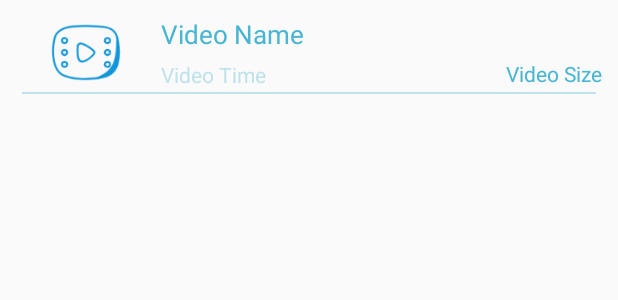
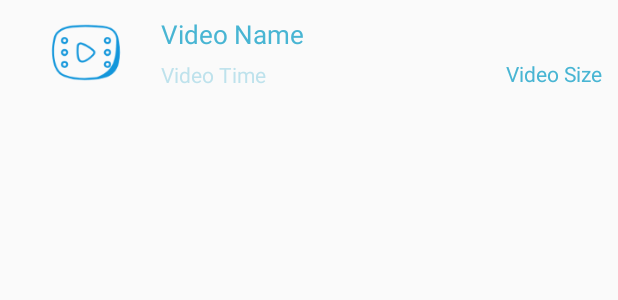
Before and after one commit to Eivra/my_video, an Android app: the layout view_item.xml on its own in the app's theme, with its tools: preview values and no code run, on a phone screen of 412 x 824 dp. Shown: the top 300 px of the screen. Run offline under Robolectric (Android 15) with nearby library versions, the phone set to English and light mode, and no system bars.

Commit message:
适配器

```diff
--- a/app/src/main/res/layout/video_pager.xml
+++ b/app/src/main/res/layout/video_pager.xml
@@ -4,6 +4,7 @@
     android:layout_height="match_parent">
 
     <ListView
+
         android:id="@+id/listview"
         android:layout_width="match_parent"
         android:layout_height="match_parent"/>
--- a/app/src/main/res/layout/view_item.xml
+++ b/app/src/main/res/layout/view_item.xml
@@ -44,11 +44,4 @@
         android:text="Video Size"
         android:layout_width="wrap_content"
         android:layout_height="wrap_content" />
-    <View
-        android:layout_marginLeft="7dp"
-        android:layout_marginRight="7dp"
-        android:background="#5548B5D3"
-        android:layout_alignParentBottom="true"
-        android:layout_width="match_parent"
-        android:layout_height="1dp"/>
 </RelativeLayout>
```
Also changed, not shown: app/src/main/java/com/example/my_video/adapter/VideoAdapter.java (added, +71 -0 lines), app/src/main/java/com/example/my_video/page/VideoPage.java (+2 -49 lines).
